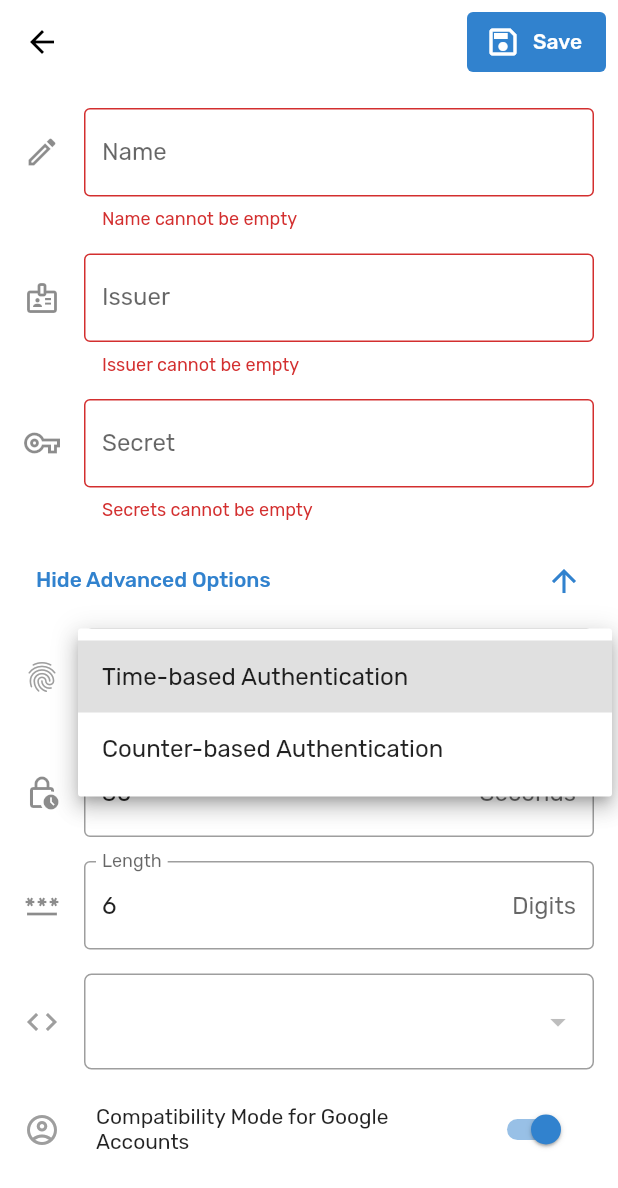
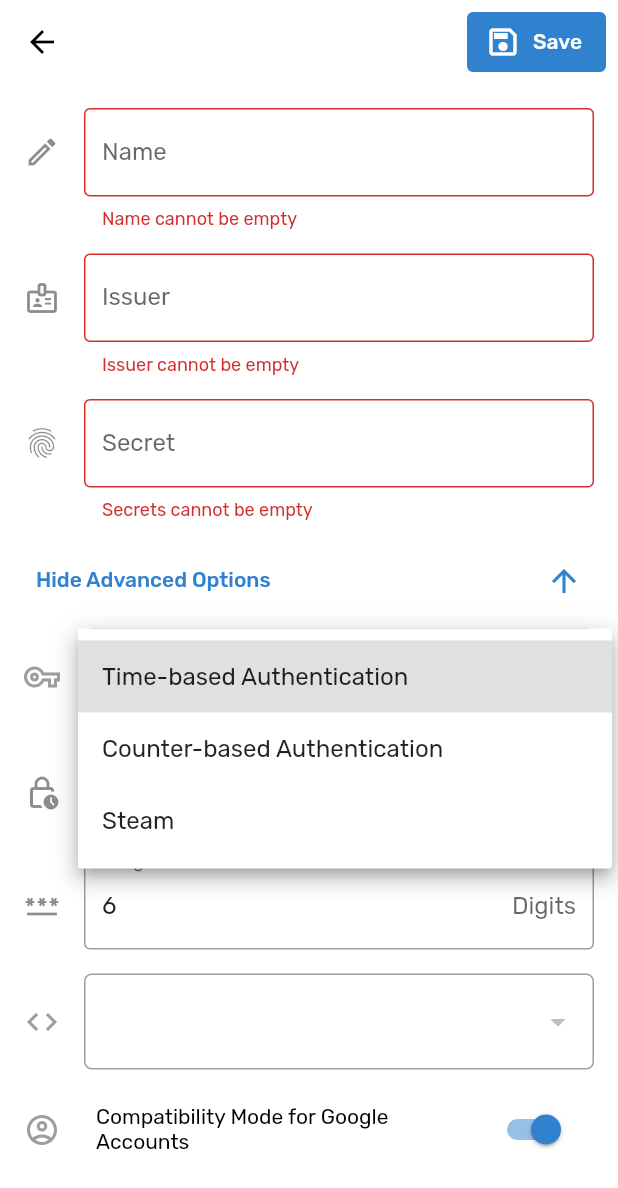
Before and after one commit to icabetong/openauth, a Flutter app: the InputPage screen opened directly, after a tap on "Save", after a tap on "Show Advanced Options", after a tap on "Time-based Authentication", on a phone screen of 412 x 824 dp. Shown: the top 1188 px of the screen. Run offline on Flutter 3.47's test engine with Material 2 defaults, Android fonts, the phone set to English and light mode, and no system bars; our stand-ins replace flutter_secure_storage, hive, hive_flutter, settings_ui, shared_preferences; missing offline and left inert: otp, qr_code_scanner; accounts and stored records are empty; generated files the repository leaves out were written again.

Commit message:
Added Steam Support

```diff
--- a/lib/entry/entry.dart
+++ b/lib/entry/entry.dart
@@ -150,7 +150,9 @@ enum OTPType {
   @HiveField(0)
   totp,
   @HiveField(1)
-  hotp
+  hotp,
+  @HiveField(2)
+  steam
 }
 
 class AlgorithmAdapter extends TypeAdapter<Algorithm> {
--- a/lib/entry/entry_input_page.dart
+++ b/lib/entry/entry_input_page.dart
@@ -154,7 +154,7 @@ class _InputPageState extends State<InputPage> {
                       autocorrect: !_notifier.preferences.isSecretsHidden,
                       decoration: InputDecoration(
                           border: const OutlineInputBorder(),
-                          icon: const Icon(Icons.vpn_key_outlined),
+                          icon: const Icon(Icons.fingerprint_outlined),
                           labelText: Translations.of(context)!.field_secret,
                           suffixIcon: _notifier.preferences.isSecretsHidden
                               ? IconButton(
@@ -208,7 +208,7 @@ class _InputPageState extends State<InputPage> {
                           child: Column(children: [
                             Row(
                               children: [
-                                const Icon(Icons.fingerprint_outlined,
+                                const Icon(Icons.vpn_key_outlined,
                                     color: Colors.grey),
                                 const SizedBox(width: 16),
                                 Expanded(
@@ -219,7 +219,9 @@ class _InputPageState extends State<InputPage> {
                                           Translations.of(context)!
                                               .otp_type_totp,
                                           Translations.of(context)!
-                                              .otp_type_hotp
+                                              .otp_type_hotp,
+                                          Translations.of(context)!
+                                              .otp_type_steam
                                         ],
                                         onChange: (type) {
                                           setState(() => _type = type);
@@ -228,6 +230,7 @@ class _InputPageState extends State<InputPage> {
                             ),
                             const SizedBox(height: 16),
                             TextField(
+                                enabled: _type != OTPType.steam,
                                 controller: _periodController,
                                 decoration: InputDecoration(
                                     border: const OutlineInputBorder(),
@@ -247,6 +250,7 @@ class _InputPageState extends State<InputPage> {
                                             .field_counter),
                                   )
                                 : TextField(
+                                    enabled: _type != OTPType.steam,
                                     controller: _lengthController,
                                     decoration: InputDecoration(
                                         border: const OutlineInputBorder(),
@@ -255,7 +259,8 @@ class _InputPageState extends State<InputPage> {
                                         labelText: Translations.of(context)!
                                             .field_length,
                                         suffixText: Translations.of(context)!
-                                            .concat_digits)),
+                                            .concat_digits),
+                                  ),
                             const SizedBox(height: 16),
                             Row(
                               children: [
@@ -263,6 +268,7 @@ class _InputPageState extends State<InputPage> {
                                 const SizedBox(width: 16),
                                 Expanded(
                                   child: DropdownInputField<Algorithm>(
+                                    enabled: _type != OTPType.steam,
                                     selected: _algorithm,
                                     items: Algorithm.values,
                                     labels: [
@@ -288,6 +294,7 @@ class _InputPageState extends State<InputPage> {
                                 const SizedBox(width: 16),
                                 Expanded(
                                   child: SwitchField(
+                                    enabled: _type != OTPType.steam,
                                     labelText: Translations.of(context)!
                                         .field_is_google,
                                     checked: _isGoogle,
--- a/lib/entry/entry_list.dart
+++ b/lib/entry/entry_list.dart
@@ -4,6 +4,7 @@ import 'package:openauth/database/notifier.dart';
 import 'package:openauth/entry/entry.dart';
 import 'package:openauth/shared/countdown.dart';
 import 'package:openauth/shared/token.dart';
+import 'package:otp/otp.dart';
 import 'package:provider/provider.dart';
 
 enum EntryListAction { edit, remove }
@@ -67,6 +68,9 @@ class _EntryListTileState extends State<EntryListTile> {
       case OTPType.hotp:
         _startHOTPGeneration();
         break;
+      case OTPType.steam:
+        _startTOTPGeneration();
+        break;
     }
   }
 
@@ -129,6 +133,12 @@ class _EntryListTileState extends State<EntryListTile> {
             _startHOTPGeneration(increment: true);
           },
         );
+      case OTPType.steam:
+        double progress = time / 30;
+        return Padding(
+          padding: const EdgeInsets.all(8.0),
+          child: CircularProgressIndicator(value: progress),
+        );
     }
   }
 
--- a/lib/locales/app_en.arb
+++ b/lib/locales/app_en.arb
@@ -20,6 +20,7 @@
     "field_is_google": "Compatibility Mode for Google Accounts",
     "otp_type_totp": "Time-based Authentication",
     "otp_type_hotp": "Counter-based Authentication",
+    "otp_type_steam": "Steam",
     "algorithm_type_sha1": "SHA1",
     "algorithm_type_sha256": "SHA256",
     "algorithm_type_sha512": "SHA512",
--- a/lib/shared/custom/dropdown_field.dart
+++ b/lib/shared/custom/dropdown_field.dart
@@ -6,6 +6,7 @@ class DropdownInputField<T> extends StatelessWidget {
     required this.selected,
     required this.items,
     required this.onChange,
+    this.enabled = true,
     this.hintText,
     this.labels,
   }) : super(key: key);
@@ -14,14 +15,17 @@ class DropdownInputField<T> extends StatelessWidget {
   final List<T> items;
   final List<String>? labels;
   final String? hintText;
+  final bool enabled;
   final Function(T) onChange;
 
   @override
   Widget build(BuildContext context) {
     return FormField<T>(
+      enabled: enabled,
       builder: (FormFieldState<T> state) {
         return InputDecorator(
           decoration: InputDecoration(
+              enabled: enabled,
               errorStyle: TextStyle(
                   color: Theme.of(context).colorScheme.error, fontSize: 16.0),
               hintText: hintText,
@@ -35,9 +39,11 @@ class DropdownInputField<T> extends StatelessWidget {
               child: DropdownButton<T>(
                 value: selected,
                 isDense: true,
-                onChanged: (T? newValue) {
-                  onChange(newValue ?? selected!);
-                },
+                onChanged: enabled
+                    ? (T? newValue) {
+                        onChange(newValue ?? selected!);
+                      }
+                    : null,
                 items: items.map((T value) {
                   String label = labels != null && labels!.isNotEmpty
                       ? labels![items.indexOf(value)]
--- a/lib/shared/custom/switch.dart
+++ b/lib/shared/custom/switch.dart
@@ -5,29 +5,42 @@ class SwitchField extends StatelessWidget {
       {Key? key,
       required this.checked,
       required this.onChange,
-      required this.labelText})
+      required this.labelText,
+      this.enabled = true})
       : super(key: key);
 
   final bool checked;
+  final bool enabled;
   final Function(bool) onChange;
   final String labelText;
 
   @override
   Widget build(BuildContext context) {
     return InkWell(
-      onTap: () {
-        onChange(!checked);
-      },
+      onTap: enabled
+          ? () {
+              onChange(!checked);
+            }
+          : null,
       child: Row(
         children: [
           const SizedBox(width: 8),
-          Expanded(flex: 3, child: Text(labelText)),
+          Expanded(
+            flex: 3,
+            child: Text(
+              labelText,
+              style: TextStyle(
+                  color: enabled
+                      ? Theme.of(context).colorScheme.onSurface
+                      : Colors.grey),
+            ),
+          ),
           Expanded(
               flex: 1,
               child: Switch(
                 activeColor: Theme.of(context).colorScheme.primary,
                 value: checked,
-                onChanged: onChange,
+                onChanged: enabled ? onChange : null,
               ))
         ],
       ),
```
Also changed, not shown: lib/shared/token.dart (+11 -0 lines).
